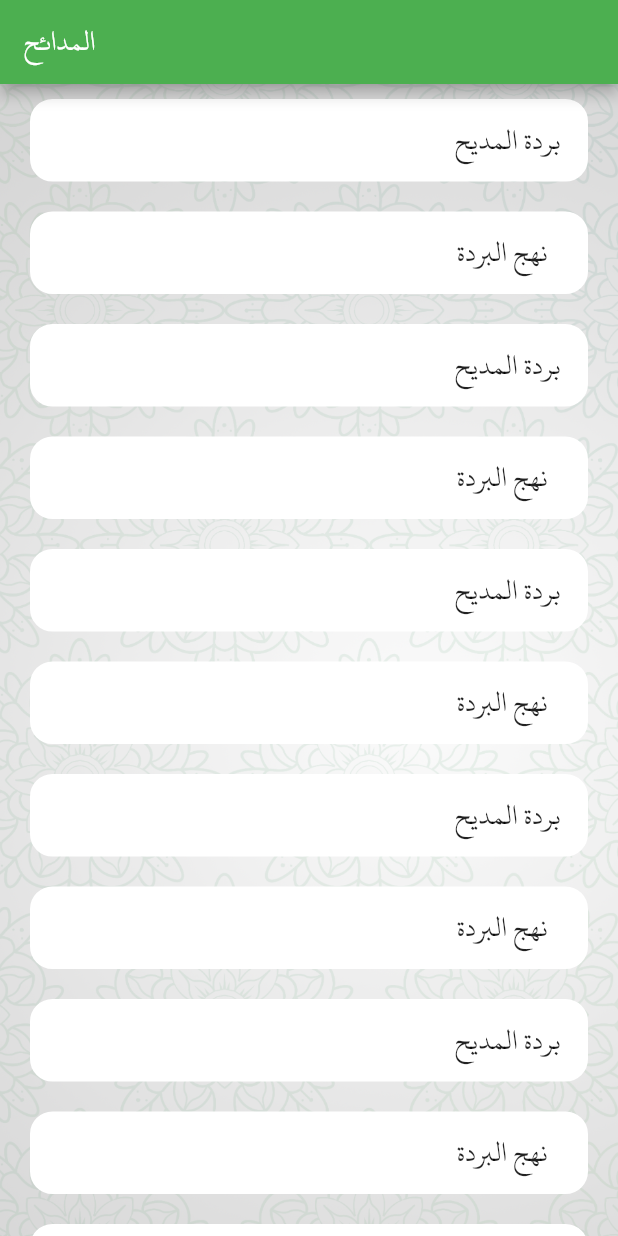
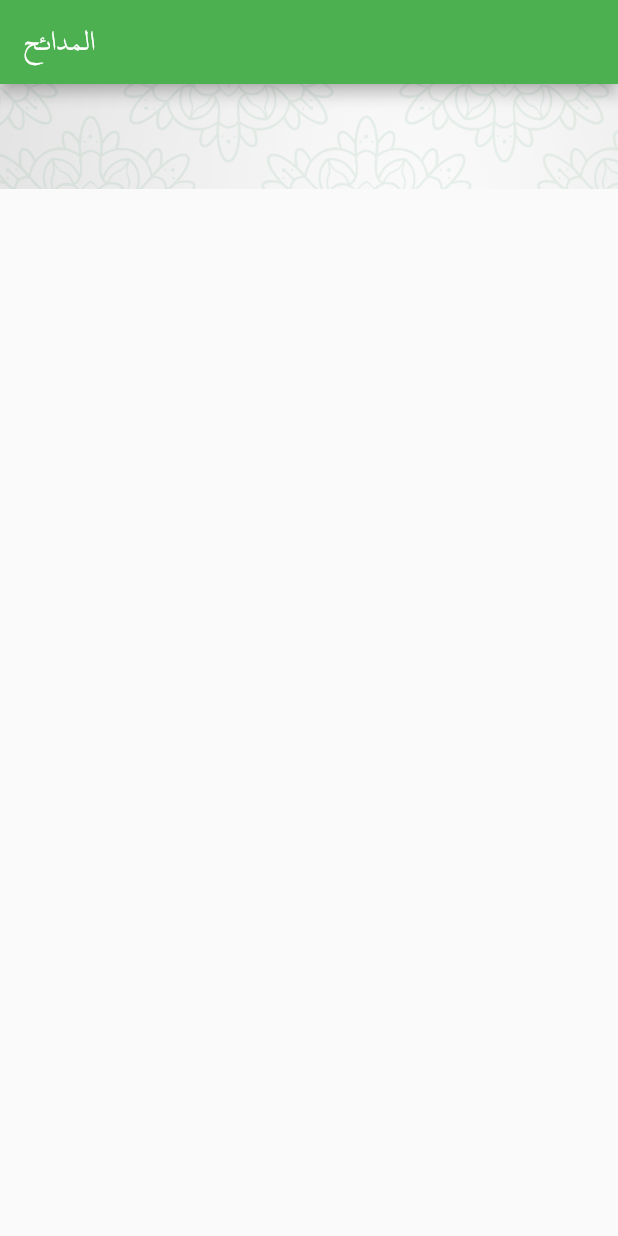
Before and after one commit to abo-elleef/elborda-flutter, a Flutter app: the screen it shows after launch, on a phone screen of 412 x 824 dp. Run offline on Flutter 3.47's test engine with Material 2 defaults, Android fonts, the phone set to English and light mode, and no system bars; network calls fail.

Commit message:
working android version

```diff
--- a/lib/main.dart
+++ b/lib/main.dart
@@ -34,39 +34,37 @@ class MyAppState extends State<MyApp> {
     super.initState();
   }
 
+  // List<dynamic> poems = [];
   List<dynamic> poems = [
-    Poem(id: 52, name: 'بردة المديح', desc: 'Ahmed'),
-    Poem(id: 24, name: 'نهج البردة  ', desc: 'Ahmed 2'),
-    Poem(id: 52, name: 'بردة المديح', desc: 'Ahmed'),
-    Poem(id: 24, name: 'نهج البردة  ', desc: 'Ahmed 2'),
-    Poem(id: 52, name: 'بردة المديح', desc: 'Ahmed'),
-    Poem(id: 24, name: 'نهج البردة  ', desc: 'Ahmed 2'),
-    Poem(id: 52, name: 'بردة المديح', desc: 'Ahmed'),
-    Poem(id: 24, name: 'نهج البردة  ', desc: 'Ahmed 2'),
-    Poem(id: 52, name: 'بردة المديح', desc: 'Ahmed'),
-    Poem(id: 24, name: 'نهج البردة  ', desc: 'Ahmed 2'),
-    Poem(id: 52, name: 'بردة المديح', desc: 'Ahmed'),
-    Poem(id: 24, name: 'نهج البردة  ', desc: 'Ahmed 2'),
-    Poem(id: 52, name: 'بردة المديح', desc: 'Ahmed'),
-    Poem(id: 24, name: 'نهج البردة  ', desc: 'Ahmed 2'),
-    Poem(id: 52, name: 'بردة المديح', desc: 'Ahmed'),
-    Poem(id: 24, name: 'نهج البردة  ', desc: 'Ahmed 2'),
-    Poem(id: 52, name: 'بردة المديح', desc: 'Ahmed'),
-    Poem(id: 24, name: 'نهج البردة  ', desc: 'Ahmed 2'),
+    // Poem(id: 52, name: 'بردة المديح', desc: 'Ahmed'),
+    // Poem(id: 24, name: 'نهج البردة  ', desc: 'Ahmed 2'),
+    // Poem(id: 52, name: 'بردة المديح', desc: 'Ahmed'),
+    // Poem(id: 24, name: 'نهج البردة  ', desc: 'Ahmed 2'),
+    // Poem(id: 52, name: 'بردة المديح', desc: 'Ahmed'),
+    // Poem(id: 24, name: 'نهج البردة  ', desc: 'Ahmed 2'),
+    // Poem(id: 52, name: 'بردة المديح', desc: 'Ahmed'),
+    // Poem(id: 24, name: 'نهج البردة  ', desc: 'Ahmed 2'),
+    // Poem(id: 52, name: 'بردة المديح', desc: 'Ahmed'),
+    // Poem(id: 24, name: 'نهج البردة  ', desc: 'Ahmed 2'),
+    // Poem(id: 52, name: 'بردة المديح', desc: 'Ahmed'),
+    // Poem(id: 24, name: 'نهج البردة  ', desc: 'Ahmed 2'),
+    // Poem(id: 52, name: 'بردة المديح', desc: 'Ahmed'),
+    // Poem(id: 24, name: 'نهج البردة  ', desc: 'Ahmed 2'),
+    // Poem(id: 52, name: 'بردة المديح', desc: 'Ahmed'),
+    // Poem(id: 24, name: 'نهج البردة  ', desc: 'Ahmed 2'),
+    // Poem(id: 52, name: 'بردة المديح', desc: 'Ahmed'),
+    // Poem(id: 24, name: 'نهج البردة  ', desc: 'Ahmed 2'),
   ];
 
   Future<void> getPoems() async {
     final String url = 'http://www.elborda.com?format=json';
     var response = await http.get(url);
-    print(response);
-    print(convert.jsonDecode(response.body));
+    // print(response);
+    // print(convert.jsonDecode(response.body));
     // if (response.statusCode == 200) {
     var items = convert.jsonDecode(response.body)['poems'].map((hash) {
       return Poem.fromJson(hash);
     }).toList();
-    // print('----------');
-    // var poemOfDay = DetailPoem.fromJson(convert.jsonDecode(response.body)['poem_of_day']);
-    // print(poemOfDay);
     setState(() {
       poems = items;
     });
@@ -97,9 +95,9 @@ class MyAppState extends State<MyApp> {
               image: DecorationImage(
                   image: AssetImage('assets/bg.png'), fit: BoxFit.cover),
             ),
+            child: SafeArea(
               child: SingleChildScrollView(
                 child: Column(
-                mainAxisAlignment: MainAxisAlignment.spaceAround,
                   crossAxisAlignment: CrossAxisAlignment.stretch,
                   children: <Widget>[
                     // Container(
@@ -112,34 +110,36 @@ class MyAppState extends State<MyApp> {
                       child: Column(
                         children: poems.map((poem) {
                           return Row(
-                          textDirection: TextDirection.rtl,
                             children: <Widget>[
                               // Text('icon'),
                               GestureDetector(
                                   onTap: () {
-                                  openDetailsPage(context, poem.id.toString());
+                                    openDetailsPage(
+                                        context, poem.id.toString());
                                   },
                                   child: Container(
-                                    alignment: Alignment.topRight,
-                                    width:
-                                        MediaQuery.of(context).size.width - 40,
+                                      alignment: Alignment.center,
+                                      width: MediaQuery.of(context).size.width -
+                                          40,
                                       decoration: BoxDecoration(
-                                        color: Color.fromRGBO(255, 255, 255, 1),
-                                        border: Border.all(
                                           color:
                                               Color.fromRGBO(255, 255, 255, 1),
+                                          border: Border.all(
+                                            color: Color.fromRGBO(
+                                                255, 255, 255, 1),
                                             width: 2,
                                           ),
                                           borderRadius: BorderRadius.all(
                                               Radius.circular(15))),
                                       padding: EdgeInsets.symmetric(
-                                        vertical: 8, horizontal: 16),
+                                          vertical: 8, horizontal: 0),
                                       margin: EdgeInsets.symmetric(
                                           vertical: 10, horizontal: 20),
                                       child: Text(poem.name,
                                           style: TextStyle(
                                               fontSize: 20,
-                                        )))),
+                                              color: Color.fromRGBO(
+                                                  34, 34, 34, 1))))),
                             ],
                           );
                         }).toList(),
@@ -148,6 +148,7 @@ class MyAppState extends State<MyApp> {
                   ],
                 ),
               ),
+            ),
           )),
     );
   }
```
Also changed, not shown: lib/details_screen.dart (+107 -101 lines), pubspec.lock, 8 other files. Lines whose indentation alone changed are shown as unchanged.
